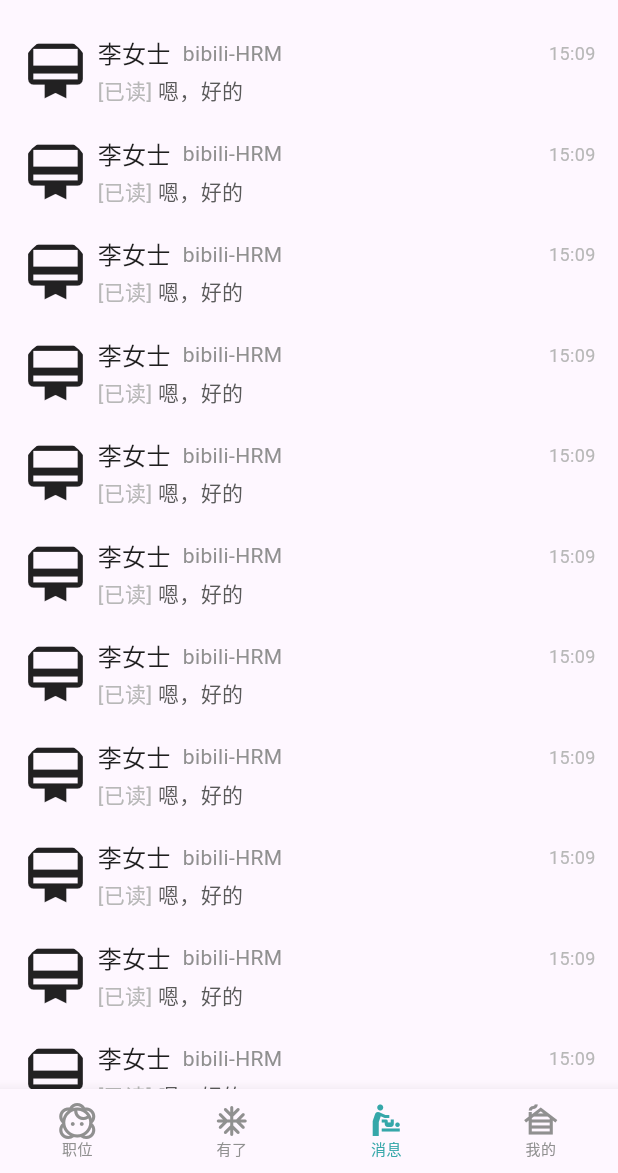
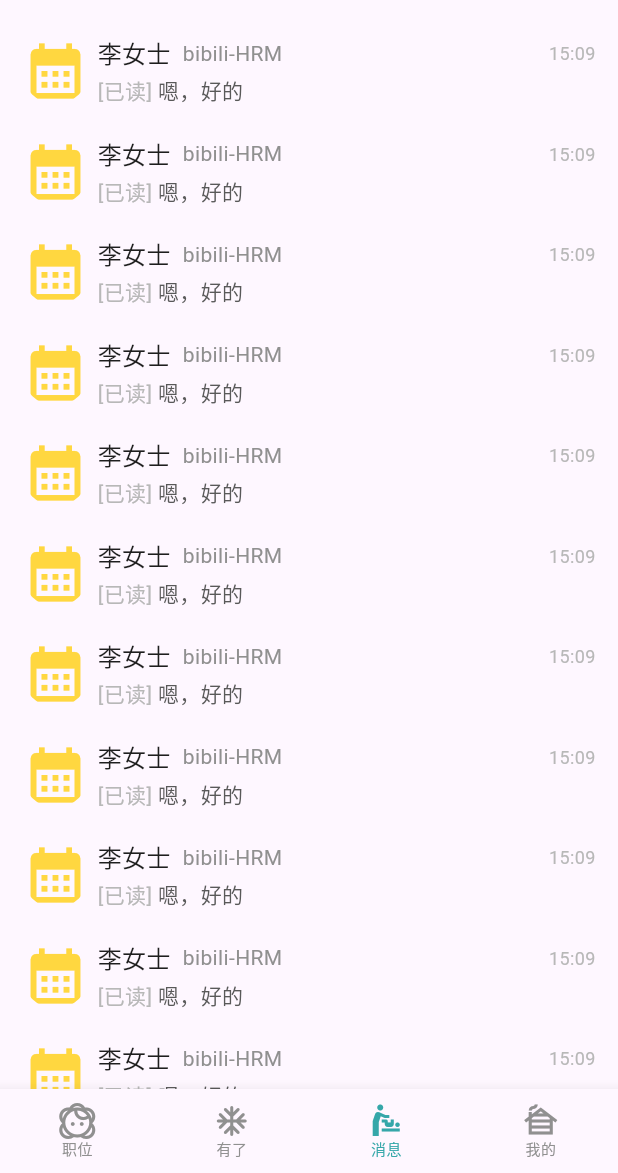
Before and after one commit to BHLinuxKernelSIG/BossZP_Flutter, a Flutter app: the screen it shows after launch, item 3 of the bottom bar chosen, on a phone screen of 412 x 824 dp, the part 63-1236 px from its top. Run offline on Flutter 3.47's test engine with Material 3 defaults, Android fonts, the phone set to English and light mode, and no system bars.

Commit message:
Update message_item_widget.dart

```diff
--- a/lib/ui/message_item_widget.dart
+++ b/lib/ui/message_item_widget.dart
@@ -12,8 +12,9 @@
           ClipRRect(
             borderRadius: BorderRadius.circular(22),
             child: Icon(
-              Icons.card_membership_outlined,
+              Icons.calendar_month_sharp,
               size: 44,
+              color: Colors.amberAccent,
             ),
           ),
           SizedBox(width: 6),
```
